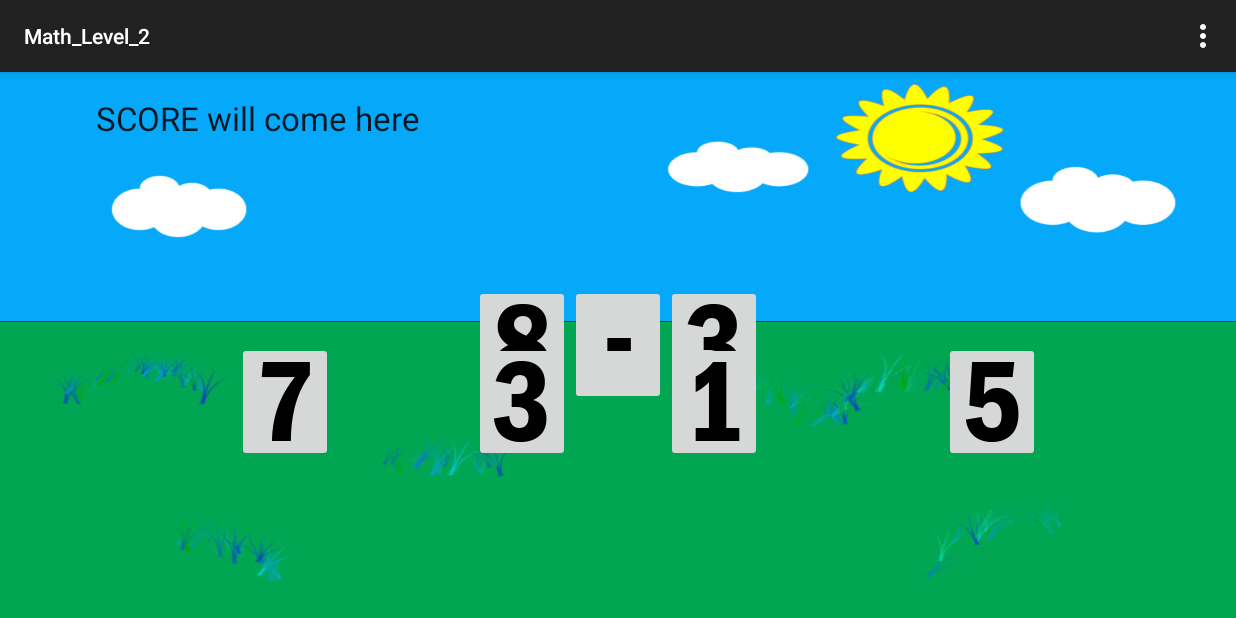
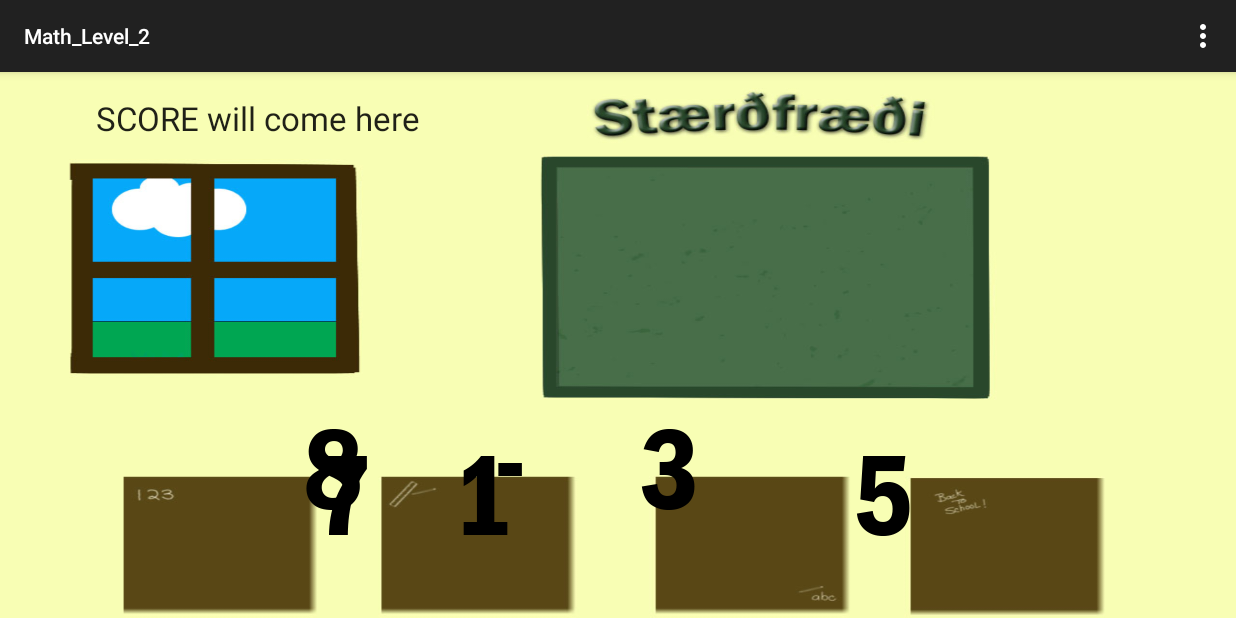
Before and after one commit to sbleika/Giskaland, an Android app: the Math_Level_2 screen opened directly, with no data from a screen before it, on a phone screen of 824 x 412 dp (held sideways). Run offline under Robolectric (Android 15) with nearby library versions, the phone set to English and light mode, and no system bars.

Commit message:
setti inn bakgrunn
setti inn bakgrunn i stærðræði í 6 til 7 ára

```diff
--- a/Giskaland/app/src/main/res/layout/activity_math__level_2.xml
+++ b/Giskaland/app/src/main/res/layout/activity_math__level_2.xml
@@ -4,55 +4,70 @@
     android:paddingRight="@dimen/activity_horizontal_margin"
     android:paddingTop="@dimen/activity_vertical_margin"
     android:paddingBottom="@dimen/activity_vertical_margin"
-    android:background="@drawable/bak1"
+    android:background="@drawable/bakstae"
     tools:context="gl.giskaland.Math_Level_2">
 
     <ImageButton
         android:layout_width="wrap_content"
         android:layout_height="wrap_content"
         android:id="@+id/IMG"
-        android:layout_centerVertical="true"
-        android:layout_centerHorizontal="true"
-        android:src="@drawable/plus"/>
+        android:src="@drawable/plus"
+        android:layout_marginRight="67dp"
+        android:layout_marginEnd="67dp"
+        android:background="@android:color/transparent"
+        android:layout_alignTop="@+id/IBnum1"
+        android:layout_toLeftOf="@+id/IBnum2"
+        android:layout_toStartOf="@+id/IBnum2" />
 
     <ImageButton
         android:layout_width="wrap_content"
         android:layout_height="wrap_content"
         android:id="@+id/IBnum1"
         android:src="@drawable/zero"
-        android:layout_centerVertical="true"
-        android:layout_toLeftOf="@+id/IMG"
-        android:layout_toStartOf="@+id/IMG" />
+        android:layout_marginRight="59dp"
+        android:layout_marginEnd="59dp"
+        android:layout_marginTop="190dp"
+        android:background="@android:color/transparent"
+        android:layout_below="@+id/TextMathLevel2score"
+        android:layout_toLeftOf="@+id/IBout3"
+        android:layout_toStartOf="@+id/IBout3" />
 
     <ImageButton
         android:layout_width="wrap_content"
         android:layout_height="wrap_content"
         android:id="@+id/IBnum2"
         android:src="@drawable/zero"
-        android:layout_centerVertical="true"
-        android:layout_toRightOf="@+id/IMG"
-        android:layout_toEndOf="@+id/IMG" />
+        android:layout_marginRight="102dp"
+        android:layout_marginEnd="102dp"
+        android:background="@android:color/transparent"
+        android:layout_alignTop="@+id/IMG"
+        android:layout_toLeftOf="@+id/IBout4"
+        android:layout_toStartOf="@+id/IBout4" />
 
     <ImageButton
         android:layout_width="wrap_content"
         android:layout_height="wrap_content"
         android:id="@+id/IBout1"
         android:src="@drawable/zero"
-        android:layout_marginBottom="88dp"
         android:layout_alignParentBottom="true"
-        android:layout_toLeftOf="@+id/IBnum1"
-        android:layout_toStartOf="@+id/IBnum1"
-        android:layout_marginRight="94dp"
-        android:layout_marginEnd="94dp" />
+        android:layout_alignRight="@+id/TextMathLevel2score"
+        android:layout_alignEnd="@+id/TextMathLevel2score"
+        android:layout_marginRight="32dp"
+        android:layout_marginEnd="32dp"
+        android:layout_marginBottom="35dp"
+        android:background="@android:color/transparent"/>
 
     <ImageButton
         android:layout_width="wrap_content"
         android:layout_height="wrap_content"
         android:id="@+id/IBout2"
         android:src="@drawable/zero"
+        android:layout_marginRight="156dp"
+        android:layout_marginEnd="156dp"
+        android:background="@android:color/transparent"
         android:layout_alignTop="@+id/IBout1"
-        android:layout_alignLeft="@+id/IBnum1"
-        android:layout_alignStart="@+id/IBnum1" />
+        android:layout_toLeftOf="@+id/IBnum1"
+        android:layout_toStartOf="@+id/IBnum1" />
 
     <ImageButton
         android:layout_width="wrap_content"
@@ -60,19 +75,23 @@
         android:id="@+id/IBout3"
         android:src="@drawable/zero"
         android:layout_alignTop="@+id/IBout2"
-        android:layout_toRightOf="@+id/IMG"
-        android:layout_toEndOf="@+id/IMG" />
+        android:layout_alignRight="@+id/IMG"
+        android:layout_alignEnd="@+id/IMG"
+        android:layout_marginRight="18dp"
+        android:layout_marginEnd="18dp"
+        android:background="@android:color/transparent"/>
 
     <ImageButton
         android:layout_width="wrap_content"
         android:layout_height="wrap_content"
         android:id="@+id/IBout4"
         android:src="@drawable/zero"
+        android:layout_marginRight="151dp"
+        android:layout_marginEnd="151dp"
+        android:background="@android:color/transparent"
         android:layout_alignTop="@+id/IBout3"
-        android:layout_toRightOf="@+id/IBnum2"
-        android:layout_toEndOf="@+id/IBnum2"
-        android:layout_marginLeft="121dp"
-        android:layout_marginStart="121dp" />
+        android:layout_alignParentRight="true"
+        android:layout_alignParentEnd="true" />
 
     <TextView
         android:layout_width="wrap_content"
@@ -82,6 +101,7 @@
         android:id="@+id/TextMathLevel2score"
         android:layout_alignParentTop="true"
         android:layout_alignParentLeft="true"
-        android:layout_alignParentStart="true" />
+        android:layout_alignParentStart="true"
+        android:background="@android:color/transparent"/>
 
 </RelativeLayout>
```
Also changed, not shown: Giskaland/app/src/main/res/drawable-mdpi/bakstae.jpg (added).
